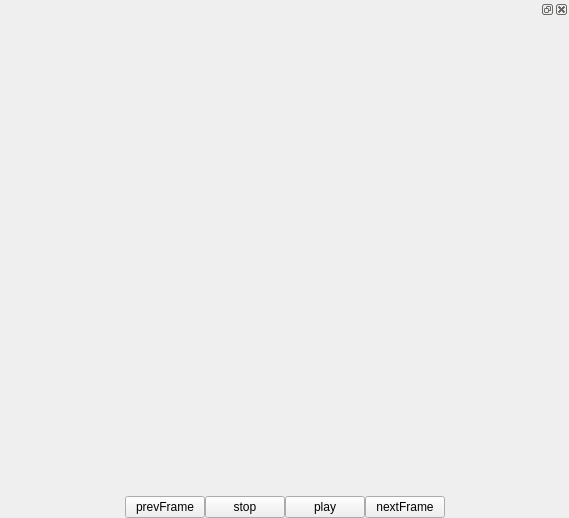
Old version of the form frontend/ui_widgets/dynaimage.ui in the repository XmYx/ainodes-pyside.
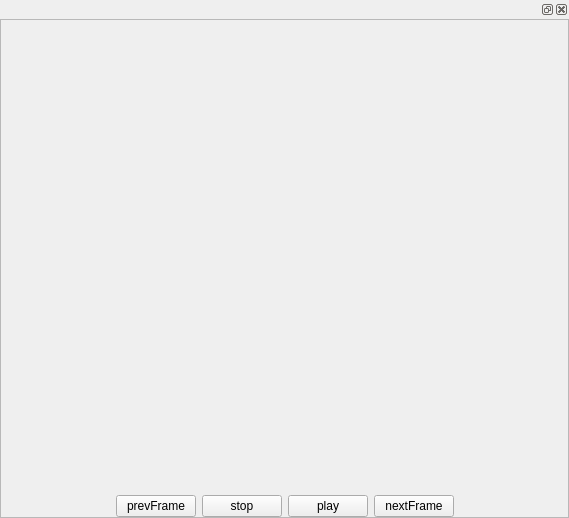
New version of the form.

Commit message: everything scolls, we only give the tools.... renamed sliders again to image setup :P

Patch:
```diff
--- a/frontend/ui_widgets/dynaimage.ui
+++ b/frontend/ui_widgets/dynaimage.ui
@@ -39,8 +39,8 @@
      </property>
      <property name="minimumSize">
       <size>
-       <width>246</width>
-       <height>48</height>
+       <width>332</width>
+       <height>113</height>
       </size>
      </property>
      <widget class="QWidget" name="dockWidgetContents">
@@ -50,10 +50,34 @@
         <verstretch>0</verstretch>
        </sizepolicy>
       </property>
+      <layout class="QVBoxLayout" name="verticalLayout_3">
+       <property name="leftMargin">
+        <number>0</number>
+       </property>
+       <property name="topMargin">
+        <number>0</number>
+       </property>
+       <property name="rightMargin">
+        <number>0</number>
+       </property>
+       <property name="bottomMargin">
+        <number>0</number>
+       </property>
+       <item>
+        <widget class="QScrollArea" name="scrollArea">
+         <property name="widgetResizable">
+          <bool>true</bool>
+         </property>
+         <widget class="QWidget" name="scrollAreaWidgetContents">
+          <property name="geometry">
+           <rect>
+            <x>0</x>
+            <y>0</y>
+            <width>567</width>
+            <height>492</height>
+           </rect>
+          </property>
       <layout class="QVBoxLayout" name="verticalLayout_2">
-       <property name="spacing">
-        <number>0</number>
-       </property>
        <property name="leftMargin">
         <number>0</number>
        </property>
@@ -136,6 +160,10 @@
           </spacer>
          </item>
         </layout>
+           </item>
+          </layout>
+         </widget>
+        </widget>
        </item>
       </layout>
      </widget>
```
Lines whose indentation alone changed are shown as unchanged. The commit also changes 7 other files.
